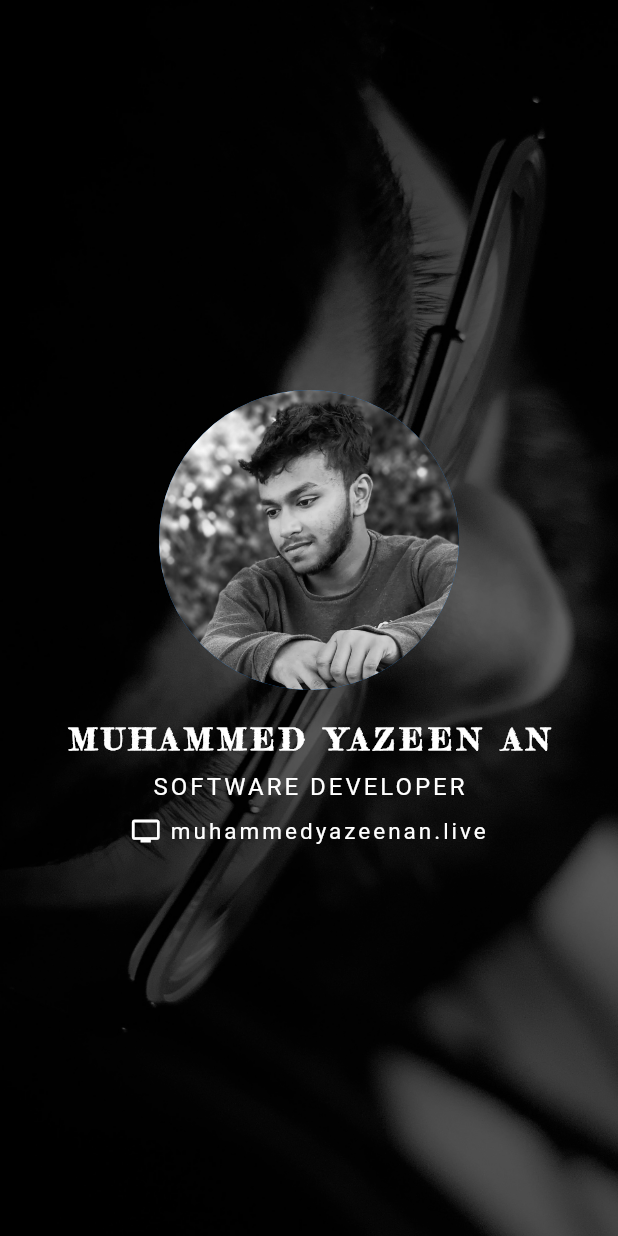
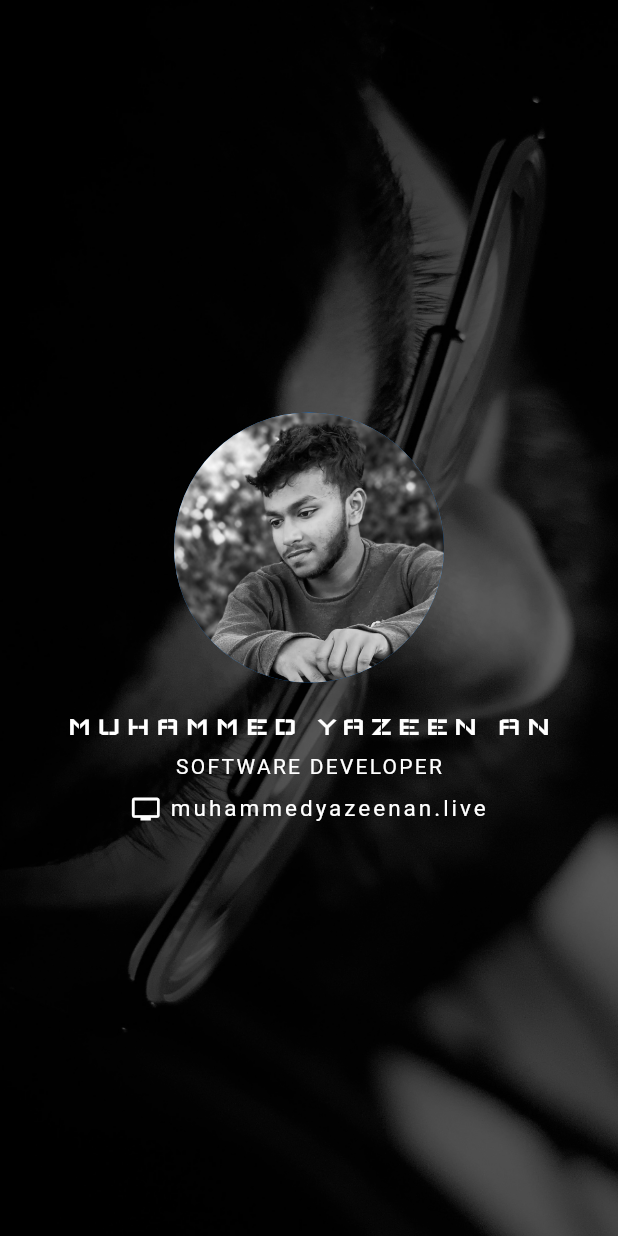
Before and after one commit to imessenger98/portfolio-flutter-basic, a Flutter app: the screen it shows after launch, on a phone screen of 412 x 824 dp. Run offline on Flutter 3.47's test engine with Material 2 defaults, Android fonts, the phone set to English and light mode, and no system bars.

Commit message:
ADDDED new font

```diff
--- a/lib/widgets/coloumn1.dart
+++ b/lib/widgets/coloumn1.dart
@@ -21,7 +21,7 @@ class Coloumn1 extends StatelessWidget {
           children: [
             Container(
               child: CircleAvatar(
-                radius: 100,
+                radius: 90,
                 backgroundImage: AssetImage('images/yazeenan.jpg'),
               ),
             ),
@@ -30,10 +30,9 @@ class Coloumn1 extends StatelessWidget {
               child: Text("MUHAMMED YAZEEN AN",
                   style: TextStyle(
                       color: Colors.white,
-                      fontWeight: FontWeight.w600,
-                      fontSize: 20,
+                      fontSize: 18,
                       letterSpacing: 4,
-                      fontFamily: "FrederickatheGreat-Regular")),
+                      fontFamily: "Wallpoet-Regular")),
             ),
             Container(
               padding: EdgeInsets.only(top: 10),
@@ -42,8 +41,8 @@ class Coloumn1 extends StatelessWidget {
                 style: TextStyle(
                   color: Colors.white,
                   fontWeight: FontWeight.w400,
-                  fontSize: 16,
-                  letterSpacing: 2,
+                  fontSize: 14,
+                  letterSpacing: 1.5,
                 ),
               ),
             ),
--- a/pubspec.yaml
+++ b/pubspec.yaml
@@ -53,4 +53,7 @@ flutter:
     - family: FrederickatheGreat-Regular
       fonts:
         - asset: fonts/FrederickatheGreat-Regular.ttf
-        # - asset: fonts/Raleway-Italic.ttf
+
+    - family: Wallpoet-Regular
+      fonts:
+        - asset: fonts/Wallpoet-Regular.ttf
```
Also changed, not shown: fonts/Wallpoet-Regular.ttf (added).
